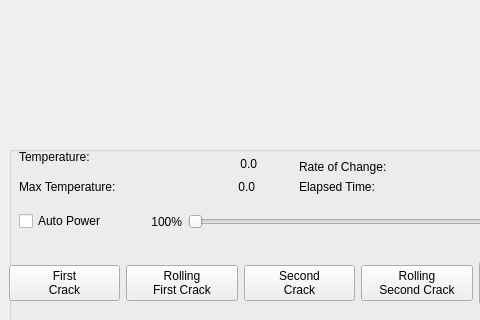
The window that pyRoastUI.ui (tridge/pyCoffee) describes before a commit, drawn with Qt 5; both pictures show x 0 to 480 and y 346 to 666 of the 1024 by 793 pixel window.
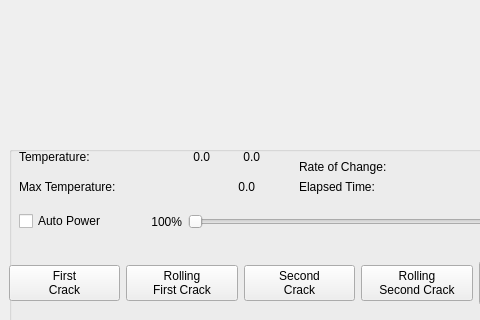
The same window after the commit. Custom widgets are drawn as their Qt base class.

Commit message: latest changes from last roast

What changed in the file:
```diff
--- a/pyRoastUI.ui
+++ b/pyRoastUI.ui
@@ -489,9 +489,9 @@
         <widget class="QLabel" name="tCurrentTemperature">
          <property name="geometry">
           <rect>
-           <x>167</x>
-           <y>7</y>
-           <width>81</width>
+           <x>170</x>
+           <y>0</y>
+           <width>31</width>
            <height>22</height>
           </rect>
          </property>
@@ -534,6 +534,22 @@
           <double>0.100000000000000</double>
          </property>
         </widget>
+        <widget class="QLabel" name="tCurrentTemperature2">
+         <property name="geometry">
+          <rect>
+           <x>220</x>
+           <y>0</y>
+           <width>31</width>
+           <height>22</height>
+          </rect>
+         </property>
+         <property name="text">
+          <string>0.0</string>
+         </property>
+         <property name="alignment">
+          <set>Qt::AlignRight|Qt::AlignTrailing|Qt::AlignVCenter</set>
+         </property>
+        </widget>
        </widget>
       </item>
      </layout>
```
The commit also changes 1 other file.
